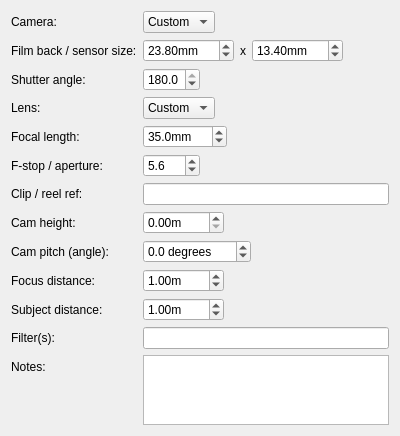
Old version of the form core/ui/settings_camera_ui.ui in the repository mjbonnington/icarus-gps.
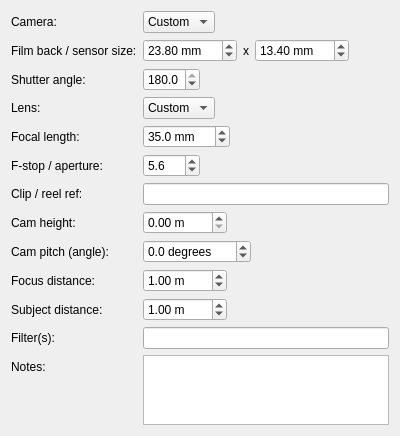
New version of the form.

Commit message: Improved resolution and time settings pages

The edit to the form file:
```diff
--- a/core/ui/settings_camera_ui.ui
+++ b/core/ui/settings_camera_ui.ui
@@ -51,7 +51,7 @@
      <item>
       <widget class="QDoubleSpinBox" name="filmbackWidth_doubleSpinBox">
        <property name="suffix">
-        <string>mm</string>
+        <string> mm</string>
        </property>
        <property name="decimals">
         <number>2</number>
@@ -89,7 +89,7 @@
      <item>
       <widget class="QDoubleSpinBox" name="filmbackHeight_doubleSpinBox">
        <property name="suffix">
-        <string>mm</string>
+        <string> mm</string>
        </property>
        <property name="decimals">
         <number>2</number>
@@ -174,7 +174,7 @@
       <bool>true</bool>
      </property>
      <property name="suffix">
-      <string>mm</string>
+      <string> mm</string>
      </property>
      <property name="decimals">
       <number>1</number>
@@ -255,7 +255,7 @@
       <bool>true</bool>
      </property>
      <property name="suffix">
-      <string>m</string>
+      <string> m</string>
      </property>
      <property name="decimals">
       <number>2</number>
@@ -319,7 +319,7 @@
       <bool>true</bool>
      </property>
      <property name="suffix">
-      <string>m</string>
+      <string> m</string>
      </property>
      <property name="decimals">
       <number>2</number>
@@ -354,7 +354,7 @@
       <bool>true</bool>
      </property>
      <property name="suffix">
-      <string>m</string>
+      <string> m</string>
      </property>
      <property name="decimals">
       <number>2</number>
```
The commit also changes 3 other files.
